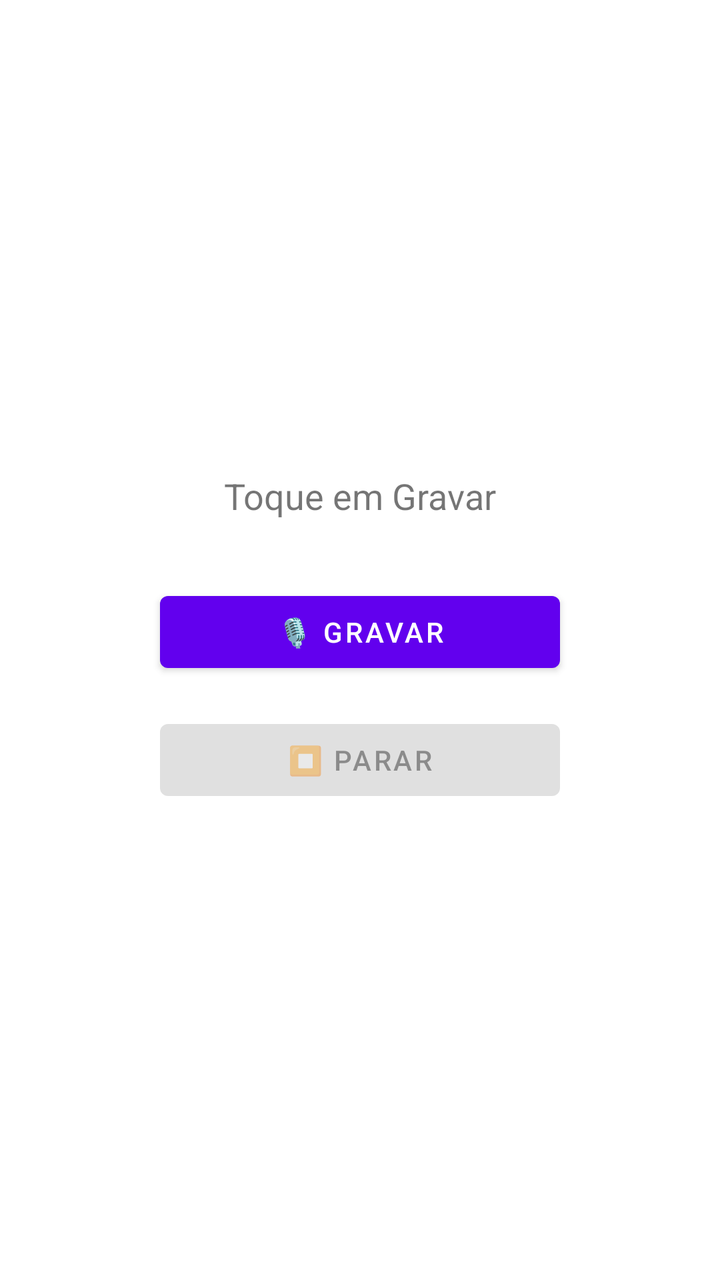
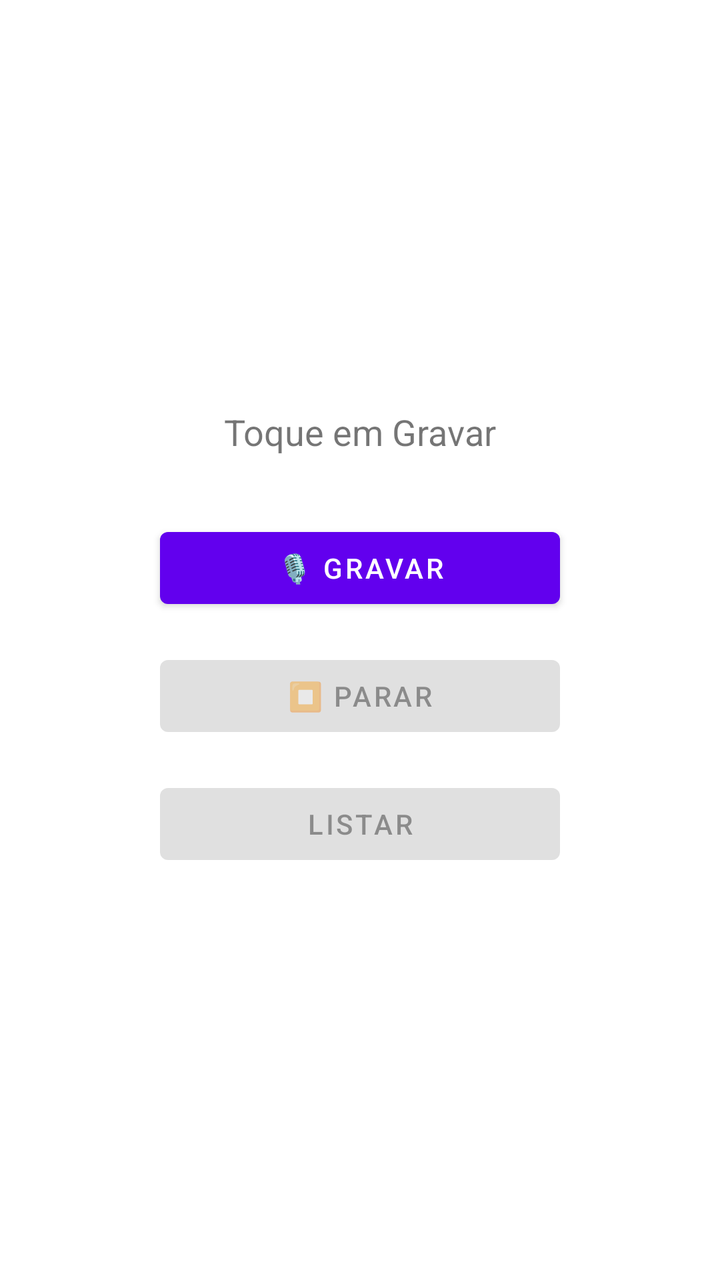

Compare the two renders of this Android layout. The source of the first and the diff that turns it into the second are given below.
<!-- AndroidManifest.xml: activity theme Theme.Fale -->
<!-- res/layout/activity_main.xml -->
<?xml version="1.0" encoding="utf-8"?>
<LinearLayout xmlns:android="http://schemas.android.com/apk/res/android"
    xmlns:tools="http://schemas.android.com/tools"
    android:orientation="vertical"
    android:padding="24dp"
    android:gravity="center"
    android:layout_width="match_parent"
    android:layout_height="match_parent"
    tools:context="androidTest.java.br.edu.ifrn.sc.info.MainActivity">

    <TextView
        android:id="@+id/tvStatus"
        android:text="Toque em Gravar"
        android:textSize="18sp"
        android:layout_marginBottom="32dp"
        android:layout_width="wrap_content"
        android:layout_height="wrap_content"/>

    <Button
        android:id="@+id/btnStart"
        android:text="🎙️ Gravar"
        android:layout_width="200dp"
        android:layout_height="wrap_content"/>

    <Button
        android:id="@+id/btnStop"
        android:text="⏹️ Parar"
        android:layout_marginTop="16dp"
        android:enabled="false"
        android:layout_width="200dp"
        android:layout_height="wrap_content"/>

    <ProgressBar
        android:id="@+id/progressUpload"
        android:layout_marginTop="32dp"
        android:visibility="gone"
        android:layout_width="wrap_content"
        android:layout_height="wrap_content"/>
</LinearLayout>
<!-- resources referenced by this layout -->
<resources>
  <style name="Theme.Fale" parent="Theme.MaterialComponents.DayNight.DarkActionBar">
          
          <item name="colorPrimary">@color/purple_500</item>
          <item name="colorPrimaryVariant">@color/purple_700</item>
          <item name="colorOnPrimary">@color/white</item>
          
          <item name="colorSecondary">@color/teal_200</item>
          <item name="colorSecondaryVariant">@color/teal_700</item>
          <item name="colorOnSecondary">@color/black</item>
          
          <item name="android:statusBarColor">?attr/colorPrimaryVariant</item>
          
      </style>
  <color name="purple_500">#FF6200EE</color>
  <color name="purple_700">#FF3700B3</color>
  <color name="white">#FFFFFFFF</color>
  <color name="teal_200">#FF03DAC5</color>
  <color name="teal_700">#FF018786</color>
  <color name="black">#FF000000</color>
</resources>

<!-- the commit's change to res/layout/activity_main.xml (unified diff, before → after) -->
@@ -6,7 +6,7 @@
     android:gravity="center"
     android:layout_width="match_parent"
     android:layout_height="match_parent"
-    tools:context="androidTest.java.br.edu.ifrn.sc.info.MainActivity">
+    tools:context=".MainActivity">
 
     <TextView
         android:id="@+id/tvStatus"
@@ -30,6 +30,14 @@
         android:layout_width="200dp"
         android:layout_height="wrap_content"/>
 
+    <Button
+        android:id="@+id/btnList"
+        android:text="Listar"
+        android:layout_marginTop="16dp"
+        android:enabled="false"
+        android:layout_width="200dp"
+        android:layout_height="wrap_content"/>
+
     <ProgressBar
         android:id="@+id/progressUpload"
         android:layout_marginTop="32dp"
